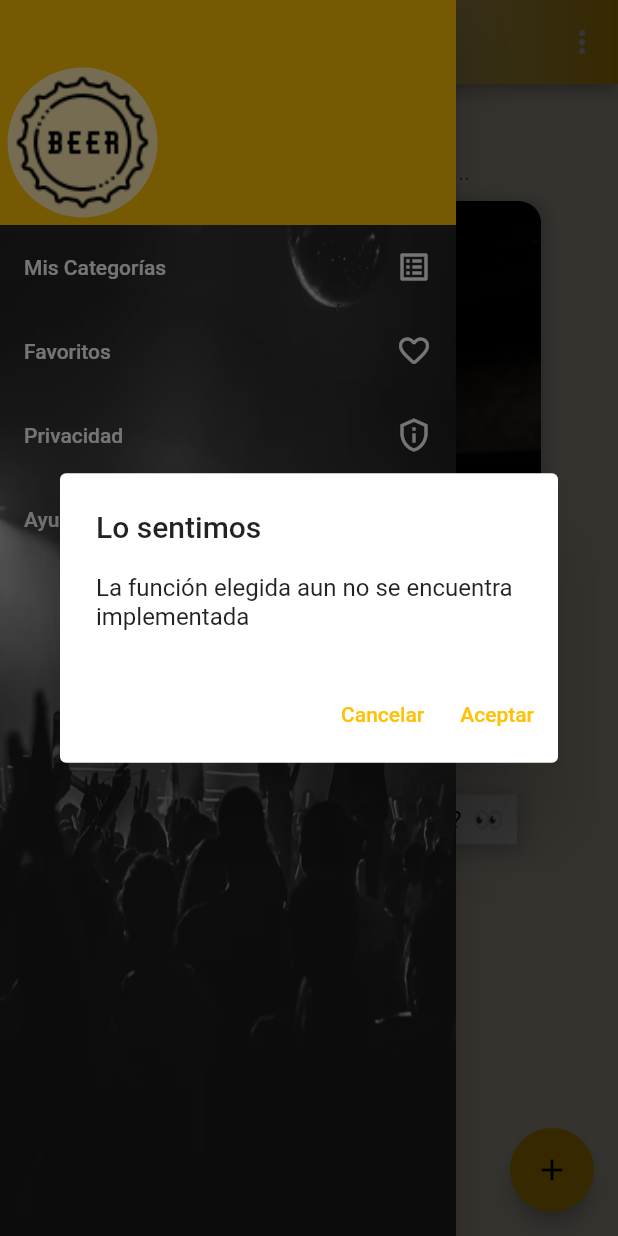
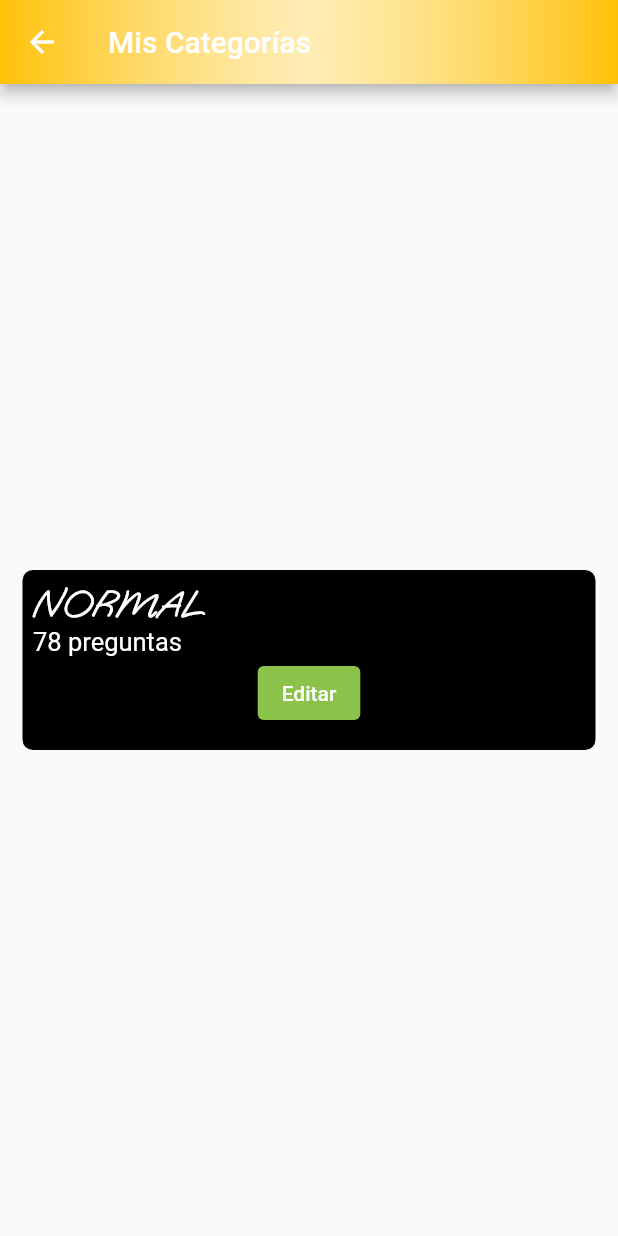
Before and after one commit to daumienebi/yo_nunca, a Flutter app: the screen it shows after launch, in the side drawer, after a tap on "Mis Categorías", on a phone screen of 412 x 824 dp. Run offline on Flutter 3.47's test engine with Material 2 defaults, Android fonts, the phone set to English and light mode, and no system bars; drawn by our look-alikes of card_swiper; our stand-ins replace appinio_swiper, new_gradient_app_bar.

Commit message:
advance in category management page and minor changes

```diff
--- a/lib/main.dart
+++ b/lib/main.dart
@@ -21,10 +21,12 @@ class MyApp extends StatelessWidget {
         Constants.routes.favouritesPage : (_) => const FavouritesPage(),
         Constants.routes.newCategory : (_) => const NewCategoryPage(),
         Constants.routes.favouriteQuestionPage : (_) => const FavouriteQuestionPage(),
-        Constants.routes.mixedModePage : (_) => const MixedModePage()
+        Constants.routes.mixedModePage : (_) => const MixedModePage(),
+        Constants.routes.categoryManagementPage : (_) => const CategoryManagementPage()
       },
       theme: ThemeData(
-        primarySwatch: Colors.amber
+        primarySwatch: Colors.amber,
+        backgroundColor: Colors.orange[100]
       ),
     );
   }
--- /dev/null
+++ b/lib/src/pages/category_management_page.dart
@@ -0,0 +1,53 @@
+import 'package:flutter/cupertino.dart';
+import 'package:flutter/material.dart';
+import 'package:new_gradient_app_bar/new_gradient_app_bar.dart';
+// ignore_for_file: prefer_const_constructors
+
+class CategoryManagementPage extends StatefulWidget{
+  const CategoryManagementPage({Key? key}) : super(key:key);
+
+  @override
+  State<StatefulWidget> createState() {
+    return _CategoryManagementPageState();
+  }
+}
+
+class _CategoryManagementPageState extends State<CategoryManagementPage>{
+  @override
+  Widget build(BuildContext context){
+      return Scaffold(
+        appBar: NewGradientAppBar(
+          title: Text('Mis Categorías'),
+          gradient: const LinearGradient(
+              colors: [Colors.amber, Colors.white70, Colors.amber]),
+        ),
+        body: _catgegoryTile()
+      );
+  }
+
+  Widget _catgegoryTile(){
+    final mainTxtStyle = TextStyle(fontSize: 25,color: Colors.white,fontFamily: 'OoohBaby',fontWeight: FontWeight.bold);
+    final countTxtSyle = TextStyle(fontSize: 17,color: Colors.white,fontWeight: FontWeight.normal);
+    final editBtn = TextButton.styleFrom(backgroundColor: Colors.lightGreen);
+    return Center(
+      child: Container(
+        padding: EdgeInsets.all(7),
+        margin: EdgeInsets.all(15),
+        height: 120,
+        width: double.infinity,
+        decoration: BoxDecoration(
+          color: Colors.black,
+          borderRadius: BorderRadius.circular(7)
+        ),
+        child: Column(
+          crossAxisAlignment: CrossAxisAlignment.start,
+          children: [
+            Text("NORMAL",style: mainTxtStyle,textAlign: TextAlign.left,),
+            RichText(text: TextSpan(text: '78 preguntas',style: countTxtSyle)),
+            Center(child: ElevatedButton(onPressed: (){}, child: Text('Editar',style: TextStyle(color: Colors.white,fontWeight: FontWeight.w500),),style: editBtn,))
+          ],
+        ),
+      ),
+    );
+  }
+}
--- a/lib/src/pages/favourites_page.dart
+++ b/lib/src/pages/favourites_page.dart
@@ -26,6 +26,7 @@ class _FavouritesPageState extends State<FavouritesPage> {
           gradient: const LinearGradient(
               colors: [Colors.amber, Colors.white70, Colors.amber]),
         ),
+        backgroundColor: Colors.orange[50],
         body: Column(
           children: [
           Expanded(
--- a/lib/src/pages/mixed_mode_page.dart
+++ b/lib/src/pages/mixed_mode_page.dart
@@ -22,6 +22,7 @@ class MixedModePage extends StatelessWidget{
           ),
           gradient: const LinearGradient(colors: [Colors.amber,Colors.white70,Colors.amber]),//Change it later
         ),
+        backgroundColor: Colors.orange[100],
         body: QuestionWidget(category: category,mixedMode: true,)
     );
   }
--- a/lib/src/pages/pages.dart
+++ b/lib/src/pages/pages.dart
@@ -5,3 +5,4 @@ export 'package:yo_nunca/src/pages/question_page.dart';
 export 'package:yo_nunca/src/pages/new_category_page.dart';
 export 'package:yo_nunca/src/pages/favourite_question_page.dart';
 export 'package:yo_nunca/src/pages/mixed_mode_page.dart';
+export 'package:yo_nunca/src/pages/category_management_page.dart';
--- a/lib/src/pages/question_page.dart
+++ b/lib/src/pages/question_page.dart
@@ -25,6 +25,7 @@ class QuestionPage extends StatelessWidget{
         ),
         gradient: const LinearGradient(colors: [Colors.amber,Colors.white70,Colors.amber]),//Change it later
       ),
+        backgroundColor: Colors.orange[50],
       body: QuestionWidget(category: category,mixedMode: false,)
     );
   }
--- a/lib/src/utils/constants.dart
+++ b/lib/src/utils/constants.dart
@@ -23,4 +23,5 @@ class Routes {
   String get newCategory => 'newcategory';
   String get favouriteQuestionPage => 'favouritequestionpage';
   String get mixedModePage => 'mixedmodepage';
+  String get categoryManagementPage => 'categorymanagementpage';
 }
--- a/lib/src/widgets/mydrawer.dart
+++ b/lib/src/widgets/mydrawer.dart
@@ -25,7 +25,7 @@ class MyDrawer extends StatelessWidget{
     _listItems.add(ListTile(
       title: Text("Mis Categorías",style: drawerTextStyle,),
       trailing: Icon(Icons.list_alt_outlined,color: iconColor,),
-      onTap: ()=>_unImplementedEx(context),
+      onTap: ()=>Navigator.pushNamed(context, Constants.routes.categoryManagementPage),
     ));
 
     _listItems.add(ListTile(
```
